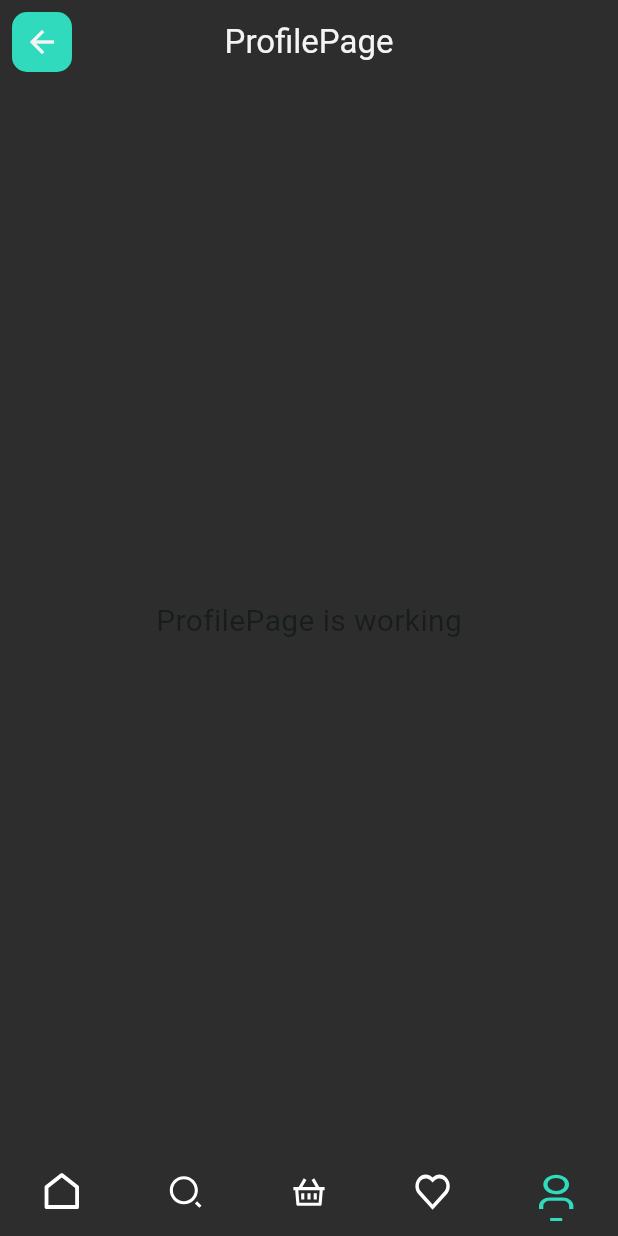
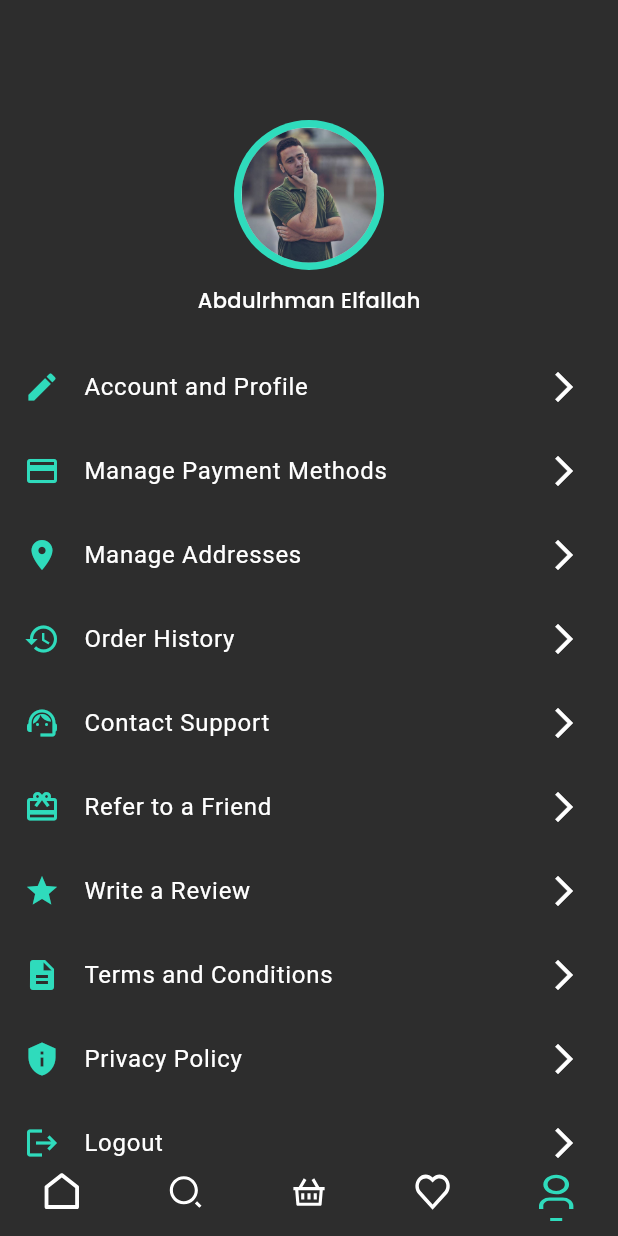
Before and after one commit to AVElfallah/food_e, a Flutter app: the ProfilePage screen opened by its route, on a phone screen of 412 x 824 dp. Run offline on Flutter 3.47's test engine with Material 3 defaults, Android fonts, the light colour scheme and no system bars; our stand-ins replace animate_do, flutter_image_slideshow, flutter_svg, google_fonts; project files that could hold a hidden picture were left out.

Commit message:
create profile page

```diff
--- a/lib/helpers/assets_helper.dart
+++ b/lib/helpers/assets_helper.dart
@@ -13,6 +13,7 @@
   static const scompanyImage = 'assets/images/scompany.png';
   static const astroRocket = 'assets/images/astro_rocket.jpg';
   static const astroCheck = 'assets/images/astro_check.jpg';
+  static const profilePic = 'assets/images/profile_pic.jpg';
 
   //icons
 
--- a/lib/helpers/router_helper.dart
+++ b/lib/helpers/router_helper.dart
@@ -10,6 +10,7 @@
 import 'package:food_e/pages/forget_password_feature/pages/email_sent_page.dart';
 import 'package:food_e/pages/forget_password_feature/pages/reset_password_page.dart';
 import 'package:food_e/pages/home/home_page.dart';
+import 'package:food_e/pages/order/checkout/checkout_page.dart';
 import 'package:food_e/pages/splash/splash_page.dart';
 
 import '../pages/basket/basket_page.dart';
@@ -18,8 +19,11 @@
 import '../pages/profile/profile_page.dart';
 import '../pages/search/search_page.dart';
 
+/// This class is responsible for defining the routes and generating the appropriate
+/// pages based on the route settings. It helps in navigating between different pages
+/// in the application.
 class RouterHelper {
-  //Pages
+  // Define route names as constants for easy reference and to avoid typos.
   static const String splashPage = '/';
   static const String homePage = "/home";
   static const String getStartedPage = '/getstarted';
@@ -31,88 +35,87 @@
   static const String emailSentPage = '/forgetpassword/emailsent';
   static const String resetPasswordPage =
       '/forgetpassword/emailsent/resetPassword';
-
   static const String mealPage = '/home/meal/';
   static const String searchPage = '/home/search/';
+  static const basketPage = '/home/basket/';
+  static const favoritePage = '/home/favorite/';
+  static const profilePage = '/home/profile/';
+  static const checkoutPage = '/home/basket/checkout';
 
-  static const basketPage = '/home/basket/';
-
-  static const favoritePage = '/home/favorite/';
-
-  static const profilePage = '/home/profile/';
-
-// method
+  /// This method generates the appropriate route based on the route settings.
+  /// It uses a switch-case to match the route name and return the corresponding
+  /// page wrapped in a MaterialPageRoute or a custom PageRouteSlidable.
   static Route<dynamic>? generateRoute(RouteSettings settings) {
     switch (settings.name ?? '') {
-      //Splash page section here you can add some future features
+      // Splash page route
       case splashPage:
         return MaterialPageRoute(
             builder: (context) => const SplashPage(), settings: settings);
 
-      //GetStartedPage
+      // GetStarted page route
       case getStartedPage:
         return MaterialPageRoute(
           builder: (context) => const GetStartedPage(),
           settings: settings,
         );
 
-      //Login Page
+      // Login page route
       case loginPage:
         return MaterialPageRoute(
           builder: (context) => const LoginPage(),
           settings: settings,
         );
 
-      //ForgetPassword Page
+      // ForgetPassword page route
       case forgetPasswordPage:
         return MaterialPageRoute(
           builder: (context) => const ForgetPasswordPage(),
           settings: settings,
         );
 
-      //Register Page
+      // Register page route
       case registerPage:
         return MaterialPageRoute(
           builder: (ctx) => const RegisterPage(),
           settings: settings,
         );
 
-      //EmailSent Page
+      // EmailSent page route
       case emailSentPage:
         return MaterialPageRoute(
           builder: (ctx) => const EmailSentPage(),
           settings: settings,
         );
 
-      //RestPassword Page
+      // ResetPassword page route
       case resetPasswordPage:
         return MaterialPageRoute(
           builder: (ctx) => const ResetPasswordPage(),
           settings: settings,
         );
 
-      //Address Setup Page
+      // AddressSetup page route
       case addressSetupPage:
         return MaterialPageRoute(
           builder: (ctx) => const AddressSetup(),
           settings: settings,
         );
 
-      //Payment setup page
+      // PaymentSetup page route
       case paymentSetupPage:
         return MaterialPageRoute(
           builder: (ctx) => const PaymentSetupPage(),
           settings: settings,
         );
 
-      //Home page
+      // Home page route
       case homePage:
         return PageRouteSlidable(
           page: (ctx) => const HomePage(),
           settings: settings,
         );
 
-      //meal page
+      // Meal page route
       case mealPage:
         MealModel meal = settings.arguments as MealModel;
 
@@ -125,32 +128,43 @@
           builder: (ctx) => const MealPage(),
           settings: rSettings,
         );
-      //Search page
+
+      // Search page route
       case searchPage:
         return PageRouteSlidable(
           page: (ctx) => const SearchPage(),
           settings: settings,
         );
 
+      // Basket page route
       case basketPage:
         return PageRouteSlidable(
           page: (ctx) => const BasketPage(),
           settings: settings,
         );
 
+      // Favorite page route
       case favoritePage:
         return PageRouteSlidable(
           page: (ctx) => const FavoritePage(),
           settings: settings,
         );
 
+      // Profile page route
       case profilePage:
         return PageRouteSlidable(
           page: (ctx) => const ProfilePage(),
           settings: settings,
         );
 
-      //default page
+      // Checkout page route
+      case checkoutPage:
+        return MaterialPageRoute(
+          builder: (ctx) => const CheckoutPage(),
+          settings: settings,
+        );
+
+      // Default route (fallback to Splash page)
       default:
         return MaterialPageRoute(
           builder: (context) => const SplashPage(),
--- a/lib/pages/basket/basket_page.dart
+++ b/lib/pages/basket/basket_page.dart
@@ -1,6 +1,7 @@
 import 'package:flutter/material.dart';
 import 'package:food_e/helpers/assets_helper.dart';
 import 'package:food_e/helpers/colors_helper.dart';
+import 'package:food_e/helpers/router_helper.dart';
 import 'package:food_e/shared/layouts/shared_bottom_nav_layout.dart';
 import 'package:google_fonts/google_fonts.dart';
 
@@ -79,6 +80,8 @@
                     ElevatedButton(
                       onPressed: () {
                         //TODO -  add checkout button action
+                        Navigator.of(context)
+                            .pushNamed(RouterHelper.checkoutPage);
                       },
                       child: const Text(
                         'PROCEED TO CHECKOUT',
--- a/lib/pages/profile/profile_page.dart
+++ b/lib/pages/profile/profile_page.dart
@@ -1,24 +1,80 @@
 import 'package:flutter/material.dart';
+import 'package:food_e/helpers/colors_helper.dart';
+import 'package:food_e/shared/layouts/shared_bottom_nav_layout.dart';
+import 'package:google_fonts/google_fonts.dart';
 
-import '../../shared/layouts/shared_bottom_nav_layout.dart';
+import '../../helpers/assets_helper.dart';
+import 'widgets/profile_item_widget.dart';
 
-class ProfilePage extends StatelessWidget {
+class ProfilePage extends StatefulWidget {
   const ProfilePage({super.key});
 
   @override
+  State<ProfilePage> createState() => _ProfilePageState();
+}
+
+class _ProfilePageState extends State<ProfilePage> {
+  @override
   Widget build(BuildContext context) {
     return Scaffold(
-      appBar: AppBar(
-        title: const Text('ProfilePage'),
-        centerTitle: true,
+      body: Column(
+        crossAxisAlignment: CrossAxisAlignment.center,
+        children: [
+          // Profile Section
+          const Padding(
+            padding: EdgeInsets.only(top: 80, bottom: 10.0),
+            child: CircleAvatar(
+              radius: 50,
+              backgroundColor: ColorsHelper.primary,
+              child: CircleAvatar(
+                radius: 45,
+                backgroundImage: AssetImage(
+                  AssetsHelper.profilePic,
+                ),
+              ),
+            ),
+          ),
+          Text(
+            'Abdulrhman Elfallah',
+            style: GoogleFonts.poppins(
+              fontSize: 14,
+              fontWeight: FontWeight.w500,
+              color: Colors.white,
+            ),
+          ),
+          const SizedBox(height: 20),
+
+          // Menu List
+          Expanded(
+            child: ListView(
+              children: const [
+                ProfileItemWidget(
+                    icon: Icons.edit, title: 'Account and Profile'),
+                ProfileItemWidget(
+                    icon: Icons.payment, title: 'Manage Payment Methods'),
+                ProfileItemWidget(
+                    icon: Icons.location_on, title: 'Manage Addresses'),
+                ProfileItemWidget(icon: Icons.history, title: 'Order History'),
+                ProfileItemWidget(
+                    icon: Icons.support_agent, title: 'Contact Support'),
+                ProfileItemWidget(
+                    icon: Icons.card_giftcard, title: 'Refer to a Friend'),
+                ProfileItemWidget(icon: Icons.star, title: 'Write a Review'),
+                ProfileItemWidget(
+                    icon: Icons.description, title: 'Terms and Conditions'),
+                ProfileItemWidget(
+                    icon: Icons.privacy_tip, title: 'Privacy Policy'),
+                ProfileItemWidget(icon: Icons.logout, title: 'Logout'),
+              ],
+            ),
+          ),
+        ],
       ),
-      body: const Center(
-        child: Text(
-          'ProfilePage is working',
-          style: TextStyle(fontSize: 20),
-        ),
+
+      // Bottom Navigation Bar
+      bottomNavigationBar: const SharedBottomNavLayout(
+        currentIndex: 4,
       ),
-      bottomNavigationBar: const SharedBottomNavLayout(currentIndex: 4),
     );
   }
 }
--- /dev/null
+++ b/lib/pages/profile/widgets/profile_item_widget.dart
@@ -0,0 +1,35 @@
+import 'package:flutter/material.dart';
+
+import '../../../helpers/colors_helper.dart';
+
+class ProfileItemWidget extends StatelessWidget {
+  const ProfileItemWidget({
+    super.key,
+    required this.icon,
+    required this.title,
+    this.onTap,
+  });
+
+  final IconData icon;
+  final String title;
+  final void Function()? onTap;
+
+  @override
+  Widget build(BuildContext context) {
+    return ListTile(
+      leading: Icon(
+        icon,
+        color: ColorsHelper.primary,
+      ),
+      title: Text(
+        title,
+        style: const TextStyle(fontSize: 16, color: Colors.white),
+      ),
+      trailing: const Icon(Icons.arrow_forward_ios, color: Colors.white),
+      onTap: () {
+        // Define navigation action here
+        onTap?.call();
+      },
+    );
+  }
+}
--- a/lib/shared/widgets/role_model_appbar_widget.dart
+++ b/lib/shared/widgets/role_model_appbar_widget.dart
@@ -50,7 +50,7 @@
   @override
   Widget build(BuildContext context) {
     // Check if the current route can be popped (i.e., if there is a previous route).
-    final canPop = !Navigator.of(context).canPop();
+    final canPop = Navigator.of(context).canPop();
     return AppBar(
       centerTitle: centerTitle,
       title: title,
```
Also changed, not shown: assets/images/profile_pic.jpg (added).
